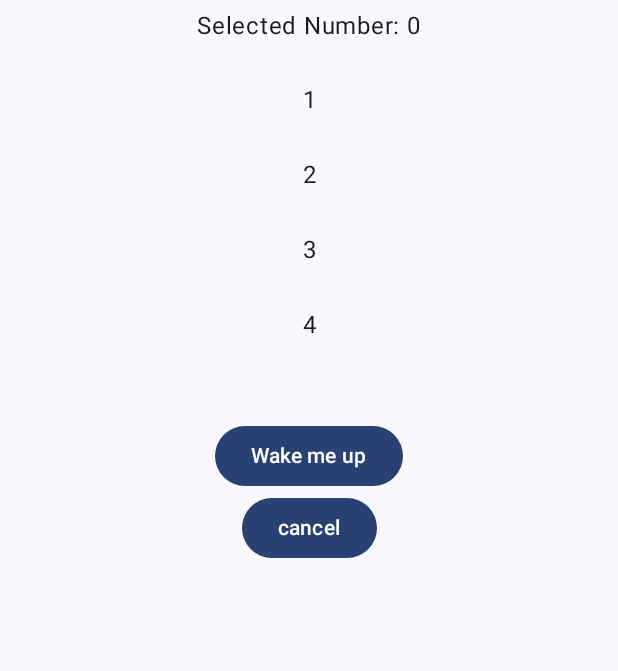
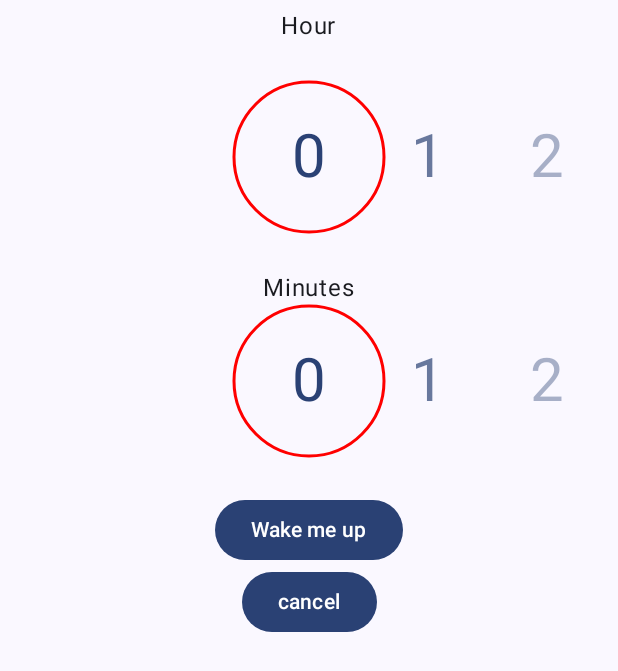
Before and after one commit to BrianGiannini/wake-up-right, an Android app built with Jetpack Compose: the screen it shows after launch (MainActivity), on a phone screen of 412 x 824 dp. Shown: the top 671 px of the screen. Run offline under Robolectric (Android 15) with nearby library versions, the phone set to English and light mode, and no system bars.

Commit message:
Set UI Alarm with new number picker to set alarm

```diff
--- a/app/src/main/java/dev/sangui/wakeupright/AppApplication.kt
+++ b/app/src/main/java/dev/sangui/wakeupright/AppApplication.kt
@@ -30,8 +30,7 @@ class AppApplication : Application() {
             description = descriptionText
         }
         // Register the channel with the system
-        val notificationManager: NotificationManager =
-            getSystemService(Context.NOTIFICATION_SERVICE) as NotificationManager
+        val notificationManager: NotificationManager = getSystemService(Context.NOTIFICATION_SERVICE) as NotificationManager
         notificationManager.createNotificationChannel(channel)
 
     }
--- /dev/null
+++ b/app/src/main/java/dev/sangui/wakeupright/ui/mainmenu/CenterCircle.kt
@@ -0,0 +1,34 @@
+package dev.sangui.wakeupright.ui.mainmenu
+
+import androidx.compose.foundation.Canvas
+import androidx.compose.foundation.layout.size
+import androidx.compose.runtime.Composable
+import androidx.compose.ui.Modifier
+import androidx.compose.ui.geometry.Size
+import androidx.compose.ui.graphics.Color
+import androidx.compose.ui.graphics.StrokeCap
+import androidx.compose.ui.graphics.drawscope.Stroke
+import androidx.compose.ui.unit.Dp
+import androidx.compose.ui.unit.dp
+
+@Composable
+fun CenterCircle(
+    modifier: Modifier = Modifier,
+    fillColor: Color,
+    strokeWidth: Dp
+) {
+    Canvas(
+        modifier = modifier
+            .size(200.dp)
+    ) {
+
+        drawArc(
+            color = fillColor,
+            0f,
+            360f,
+            true,
+            style = Stroke(strokeWidth.toPx(), cap = StrokeCap.Round),
+            size = Size(size.width, size.height)
+        )
+    }
+}
--- a/app/src/main/java/dev/sangui/wakeupright/ui/mainmenu/NumberPicker.kt
+++ b/app/src/main/java/dev/sangui/wakeupright/ui/mainmenu/NumberPicker.kt
@@ -1,42 +1,98 @@
 package dev.sangui.wakeupright.ui.mainmenu
 
-import androidx.compose.foundation.background
+import androidx.compose.foundation.ExperimentalFoundationApi
 import androidx.compose.foundation.clickable
+import androidx.compose.foundation.interaction.MutableInteractionSource
 import androidx.compose.foundation.layout.Box
-import androidx.compose.foundation.layout.height
-import androidx.compose.foundation.layout.width
-import androidx.compose.foundation.lazy.LazyColumn
-import androidx.compose.foundation.lazy.items
+import androidx.compose.foundation.layout.BoxWithConstraints
+import androidx.compose.foundation.layout.PaddingValues
+import androidx.compose.foundation.layout.fillMaxWidth
+import androidx.compose.foundation.layout.size
+import androidx.compose.foundation.layout.wrapContentHeight
+import androidx.compose.foundation.pager.HorizontalPager
+import androidx.compose.foundation.pager.PagerDefaults
+import androidx.compose.foundation.pager.PagerSnapDistance
+import androidx.compose.foundation.pager.rememberPagerState
+import androidx.compose.material3.MaterialTheme
 import androidx.compose.material3.Text
-import androidx.compose.runtime.*
+import androidx.compose.runtime.Composable
+import androidx.compose.runtime.remember
+import androidx.compose.runtime.rememberCoroutineScope
 import androidx.compose.ui.Alignment
 import androidx.compose.ui.Modifier
 import androidx.compose.ui.graphics.Color
+import androidx.compose.ui.graphics.graphicsLayer
+import androidx.compose.ui.text.style.TextAlign
 import androidx.compose.ui.unit.dp
+import androidx.compose.ui.unit.sp
+import kotlinx.coroutines.launch
+import kotlin.math.absoluteValue
 
+@OptIn(ExperimentalFoundationApi::class)
 @Composable
-fun NumberPicker(
-    range: IntRange,
-    selectedNumber: MutableState<Int>
-) {
-    LazyColumn(
-        modifier = Modifier.height(200.dp),
-        horizontalAlignment = Alignment.CenterHorizontally
-    ) {
-        items(range.toList()) { number ->
+fun NumberPicker(modifier: Modifier = Modifier, numbers: Int) {
+    BoxWithConstraints(modifier = Modifier.fillMaxWidth()) {
+        val contentPadding = (maxWidth - 50.dp) / 2
+        val offSet = maxWidth / 5
+        val itemSpacing = offSet - 50.dp
+        val pagerState = rememberPagerState(pageCount = {
+            numbers
+        })
+
+        val scope = rememberCoroutineScope()
+
+        val mutableInteractionSource = remember {
+            MutableInteractionSource()
+        }
+
+        CenterCircle(
+            modifier = modifier
+                .size(100.dp)
+                .align(Alignment.Center),
+            fillColor = Color.Red,
+            strokeWidth = 2.dp
+        )
+
+        HorizontalPager(
+            modifier = modifier,
+            state = pagerState,
+            flingBehavior = PagerDefaults.flingBehavior(
+                state = pagerState,
+                pagerSnapDistance = PagerSnapDistance.atMost(0)
+            ),
+            contentPadding = PaddingValues(horizontal = contentPadding),
+            pageSpacing = itemSpacing,
+        ) { page ->
             Box(
                 modifier = Modifier
-                    .background(if (selectedNumber.value == number) Color.LightGray else Color.Transparent)
-                    .width(50.dp)
-                    .height(50.dp),
-                contentAlignment = Alignment.Center
-            ) {
+                    .size(100.dp)
+                    .graphicsLayer {
+                        val pageOffset = ((pagerState.currentPage - page) + pagerState
+                            .currentPageOffsetFraction).absoluteValue
+                        // Set the item alpha based on the distance from the center
+                        val percentFromCenter = 1.0f - (pageOffset / (5f / 2f))
+                        val opacity = 0.25f + (percentFromCenter * 0.75f).coerceIn(0f, 1f)
+
+                        alpha = opacity
+                        clip = true
+                    }
+                    .clickable(
+                        interactionSource = mutableInteractionSource,
+                        indication = null,
+                        enabled = true,
+                    ) {
+                        scope.launch {
+                            pagerState.animateScrollToPage(page)
+                        }
+                    }) {
                 Text(
-                    text = number.toString(),
+                    text = "$page",
+                    color = MaterialTheme.colorScheme.primary,
+                    fontSize = 40.sp,
                     modifier = Modifier
-                        .background(Color.Transparent)
-                        .height(50.dp)
-                        .clickable { selectedNumber.value = number }
+                        .size(350.dp)
+                        .wrapContentHeight(),
+                    textAlign = TextAlign.Center
                 )
             }
         }
--- a/app/src/main/java/dev/sangui/wakeupright/ui/mainmenu/SetupClockScreen.kt
+++ b/app/src/main/java/dev/sangui/wakeupright/ui/mainmenu/SetupClockScreen.kt
@@ -1,5 +1,4 @@
 package dev.sangui.wakeupright.ui.mainmenu
-
 
 import androidx.compose.foundation.layout.Column
 import androidx.compose.foundation.layout.Spacer
@@ -9,8 +8,6 @@ import androidx.compose.foundation.layout.padding
 import androidx.compose.material3.Button
 import androidx.compose.material3.Text
 import androidx.compose.runtime.Composable
-import androidx.compose.runtime.mutableIntStateOf
-import androidx.compose.runtime.remember
 import androidx.compose.ui.Alignment
 import androidx.compose.ui.Modifier
 import androidx.compose.ui.tooling.preview.Preview
@@ -28,11 +25,12 @@ fun SetupClockScreen() {
         horizontalAlignment = Alignment.CenterHorizontally,
     ) {
 
-        val selectedNumber = remember { mutableIntStateOf(0) }
-
-        Text("Selected Number: ${selectedNumber.intValue}")
+        Text("Hour")
         Spacer(modifier = Modifier.height(25.dp))
-        NumberPicker(range = 1..24, selectedNumber)
+        NumberPicker(numbers = 24)
+        Spacer(modifier = Modifier.height(25.dp))
+        Text("Minutes")
+        NumberPicker(numbers = 60)
         Spacer(modifier = Modifier.height(25.dp))
 
         Button(
@@ -50,7 +48,6 @@ fun SetupClockScreen() {
         ) {
             Text(text = "cancel")
         }
-
     }
 
 }
--- a/app/src/main/java/dev/sangui/wakeupright/ui/theme/Theme.kt
+++ b/app/src/main/java/dev/sangui/wakeupright/ui/theme/Theme.kt
@@ -10,19 +10,20 @@ import androidx.compose.material3.dynamicLightColorScheme
 import androidx.compose.material3.lightColorScheme
 import androidx.compose.runtime.Composable
 import androidx.compose.runtime.SideEffect
+import androidx.compose.ui.graphics.Color
 import androidx.compose.ui.graphics.toArgb
 import androidx.compose.ui.platform.LocalContext
 import androidx.compose.ui.platform.LocalView
 import androidx.core.view.WindowCompat
 
 private val DarkColorScheme = darkColorScheme(
-    primary = Purple80,
+    primary = Color.White,
     secondary = PurpleGrey80,
     tertiary = Pink80
 )
 
 private val LightColorScheme = lightColorScheme(
-    primary = Purple40,
+    primary = Color.Black,
     secondary = PurpleGrey40,
     tertiary = Pink40
 
```
